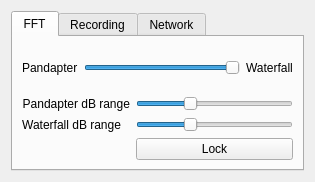
First picture: the form in src/qtgui/audio_options.ui, repository gqrx-sdr/gqrx, before the edit.
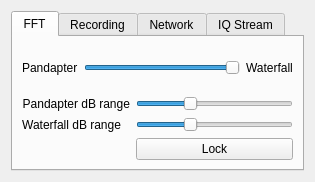
Second picture: the form after the edit. The open tabs and pages were chosen to show the change. Icons and pictures are not drawn. Custom widgets are drawn as their Qt base class.

Commit message: added zmq sink capability in code; need to add to GUI

Patch:
```diff
--- a/src/qtgui/audio_options.ui
+++ b/src/qtgui/audio_options.ui
@@ -312,6 +312,11 @@
        </item>
       </layout>
      </widget>
+     <widget class="QWidget" name="tab">
+      <attribute name="title">
+       <string>IQ Stream</string>
+      </attribute>
+     </widget>
     </widget>
    </item>
   </layout>
```
Left out of the diff: 16 changed lines with no effect on the pictures. The commit also changes 7 other files.
